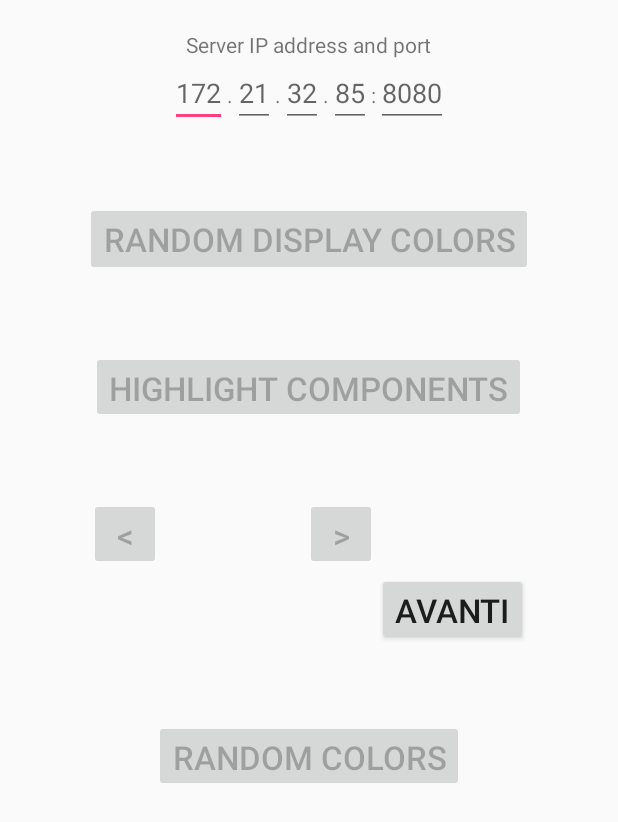
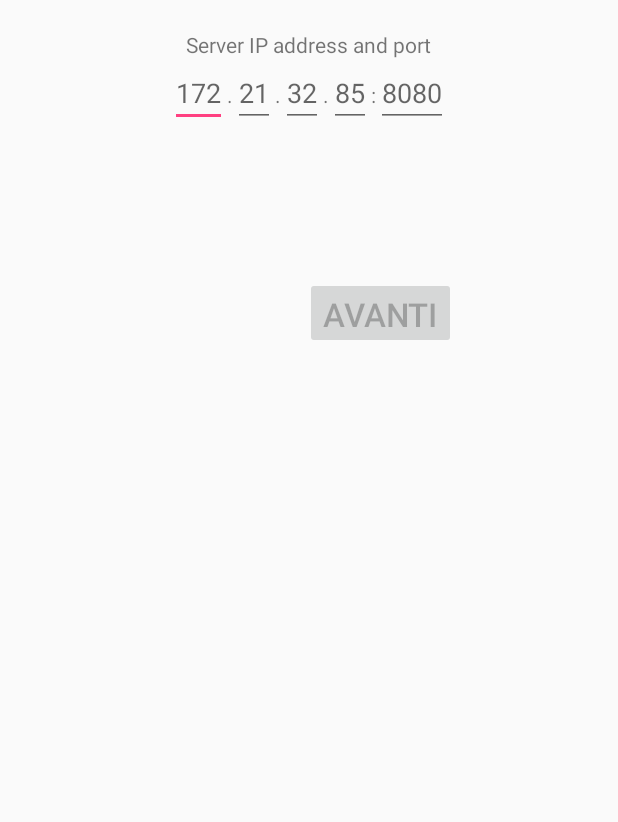
Before and after one commit to RiccardoMollo/appAracnoid, an Android app: the screen it shows after launch (Connessione), on a phone screen of 412 x 824 dp. Shown: the top 822 px of the screen. Run offline under Robolectric (Android 15) with nearby library versions, the phone set to English and light mode, and no system bars; our stand-ins replace ButterKnife.

Commit message:
modifiche a Connessione.java e activity_connessione.xml

```diff
--- a/app/src/main/java/com/example/utente/apparacnoid/Connessione.java
+++ b/app/src/main/java/com/example/utente/apparacnoid/Connessione.java
@@ -32,20 +32,9 @@ public class Connessione extends Activity {
     private String host_url = "192.168.1.32";
     private int host_port = 8080;
 
-    @BindView(R.id.set_display_pixels)
-    Button set_display_pixels;
 
-    @BindView(R.id.random_colors)
-    Button randomColors;
-
-    @BindView(R.id.move_backward_button)
-    Button moveBackwardButton;
-
-    @BindView(R.id.move_forward_button)
-    Button moveForwardButton;
-
-    @BindView(R.id.highlight_components_button)
-    Button changeColorButton;
+    @BindView(R.id.next)
+    Button nextActivity;
 
     @BindViews({R.id.first_byte_ip, R.id.second_byte_ip, R.id.third_byte_ip, R.id.fourth_byte_ip})
     List<EditText> ip_address_bytes;
@@ -66,11 +55,9 @@ public class Connessione extends Activity {
         setContentView(R.layout.activity_connessione);
         unbinder = ButterKnife.bind(this);
 
-        set_display_pixels.setEnabled(false);
-        randomColors.setEnabled(false);
-        moveBackwardButton.setEnabled(false);
-        moveForwardButton.setEnabled(false);
-        changeColorButton.setEnabled(false);
+        nextActivity.setEnabled(false);
+
+
 
         myIpTextWatcher = new TextWatcher() {
             @Override
@@ -82,11 +69,7 @@ public class Connessione extends Activity {
             public void onTextChanged(CharSequence s, int start, int before, int count) {
 
                 if (checkCorrectIp()) {
-                    moveBackwardButton.setEnabled(true);
-                    moveForwardButton.setEnabled(true);
-                    randomColors.setEnabled(true);
-                    set_display_pixels.setEnabled(true);
-                    changeColorButton.setEnabled(true);
+                    nextActivity.setEnabled(true);
                     Message msg = mNetworkHandler.obtainMessage();
                     msg.what = NetworkThread.SET_SERVER_DATA;
                     msg.obj = host_url;
@@ -179,77 +162,15 @@ public class Connessione extends Activity {
 
 
 
-    @OnClick(R.id.random_colors)
-    void setRandomColors() {
 
-        try {
-            JSONArray pixels_array = preparePixelsArray();
 
-            for (int i = 0; i < pixels_array.length(); i++) {
-                ((JSONObject) pixels_array.get(i)).put("r", (int) (Math.random() * 255.0f));
-                ((JSONObject) pixels_array.get(i)).put("g", (int) (Math.random() * 255.0f));
-                ((JSONObject) pixels_array.get(i)).put("b", (int) (Math.random() * 255.0f));
-            }
-            handleNetworkRequest(NetworkThread.SET_PIXELS, pixels_array, 0 ,0);
-        } catch (Exception e) {
-            e.printStackTrace();
-        }
 
-    }
 
-    @OnClick(R.id.set_display_pixels)
-    void setDisplayPixels() {
-        try {
-            JSONArray pixels_array = preparePixelsArray();
 
-            for (int i = 0; i < pixels_array.length(); i++) {
-                ((JSONObject) pixels_array.get(i)).put("r", (int) (Math.random() * 255.0f));
-                ((JSONObject) pixels_array.get(i)).put("g", (int) (Math.random() * 255.0f));
-                ((JSONObject) pixels_array.get(i)).put("b", (int) (Math.random() * 255.0f));
-            }
-            handleNetworkRequest(NetworkThread.SET_DISPLAY_PIXELS, pixels_array, 0 ,0);
-        } catch (JSONException e) {
-            // There should be no Exception
-        }
-    }
 
-    @OnClick(R.id.highlight_components_button)
-    void highLightComponents() {
-        try {
-            pixels_array = preparePixelsArray();
-            handleNetworkRequest(NetworkThread.SET_PIXELS, pixels_array, 0 ,0);
-        } catch (Exception e) {
-            e.printStackTrace();
-        }
-    }
 
-    @OnClick(R.id.move_forward_button)
-    void movePixelsForward() {
-        try {
-            JSONArray jsonArray = new JSONArray();
-            for (int i = 0; i < pixels_array.length(); i++) {
-                jsonArray.put(pixels_array.get((i + pixels_array.length() - 10) % pixels_array.length()));
-            }
-            pixels_array = jsonArray;
-            handleNetworkRequest(NetworkThread.SET_PIXELS, pixels_array, 0 ,0);
-        } catch (Exception e) {
-            e.printStackTrace();
-        }
-    }
 
-    @OnClick(R.id.move_backward_button)
-    void movePixelsBackward() {
-        try {
-            JSONArray jsonArray = new JSONArray();
-            for (int i = 0; i < pixels_array.length(); i++) {
-                jsonArray.put(pixels_array.get((i + 10) % pixels_array.length()));
-            }
-            pixels_array = jsonArray;
-            handleNetworkRequest(NetworkThread.SET_PIXELS, pixels_array, 0 ,0);
-        } catch (Exception e) {
-            e.printStackTrace();
-        }
-    }
+
 
     private void handleNetworkRequest(int what, Object payload, int arg1, int arg2) {
         Message msg = mNetworkHandler.obtainMessage();
--- a/app/src/main/res/layout/activity_connessione.xml
+++ b/app/src/main/res/layout/activity_connessione.xml
@@ -74,22 +74,7 @@
 
     </LinearLayout>
 
-    <Button
-        android:id="@+id/set_display_pixels"
-        android:layout_width="wrap_content"
-        android:layout_height="wrap_content"
-        android:text="Random Display colors"
-        android:layout_marginTop="50dp"
-        android:textSize="22sp" />
 
-
-    <Button
-        android:id="@+id/highlight_components_button"
-        android:layout_width="wrap_content"
-        android:layout_height="48dp"
-        android:layout_marginTop="50dp"
-        android:text="Highlight components"
-        android:textSize="22sp" />
 
     <LinearLayout
         android:layout_width="wrap_content"
@@ -97,23 +82,12 @@
         android:layout_marginTop="50dp"
         android:orientation="horizontal">
 
-        <Button
-            android:id="@+id/move_backward_button"
-            android:layout_width="48dp"
-            android:layout_height="48dp"
-            android:text="@string/goleft"
-            android:textSize="22sp" />
 
         <View
             android:layout_width="96dp"
             android:layout_height="match_parent" />
 
-        <Button
-            android:id="@+id/move_forward_button"
-            android:layout_width="48dp"
-            android:layout_height="48dp"
-            android:text="@string/goright"
-            android:textSize="22sp" />
+
         <Button
             android:id="@+id/next"
             android:layout_width="wrap_content"
@@ -126,13 +100,7 @@
     </LinearLayout>
 
 
-    <Button
-        android:id="@+id/random_colors"
-        android:layout_width="wrap_content"
-        android:layout_height="48dp"
-        android:layout_marginTop="50dp"
-        android:text="Random colors"
-        android:textSize="22sp" />
+
 
 
 
```
Also changed, not shown: app/src/main/java/com/example/utente/apparacnoid/NuovaPartita.java (line endings or trailing spaces).
